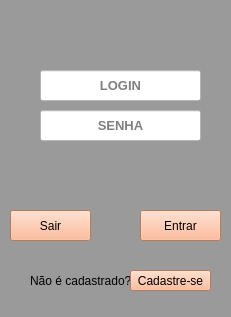
First picture: the form in formularios/frmLoginUsuario.ui, repository AndreConforti/projeto-faculdade, before the edit.
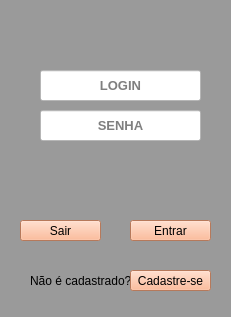
Second picture: the form after the edit.

Diff of the .ui file:
```diff
--- a/formularios/frmLoginUsuario.ui
+++ b/formularios/frmLoginUsuario.ui
@@ -20,10 +20,10 @@
    <widget class="QPushButton" name="btnSair">
     <property name="geometry">
      <rect>
-      <x>10</x>
-      <y>210</y>
+      <x>20</x>
+      <y>220</y>
       <width>81</width>
-      <height>31</height>
+      <height>21</height>
      </rect>
     </property>
     <property name="styleSheet">
@@ -37,10 +37,10 @@
    <widget class="QPushButton" name="btnEntrar">
     <property name="geometry">
      <rect>
-      <x>140</x>
-      <y>210</y>
+      <x>130</x>
+      <y>220</y>
       <width>81</width>
-      <height>31</height>
+      <height>21</height>
      </rect>
     </property>
     <property name="styleSheet">
```
